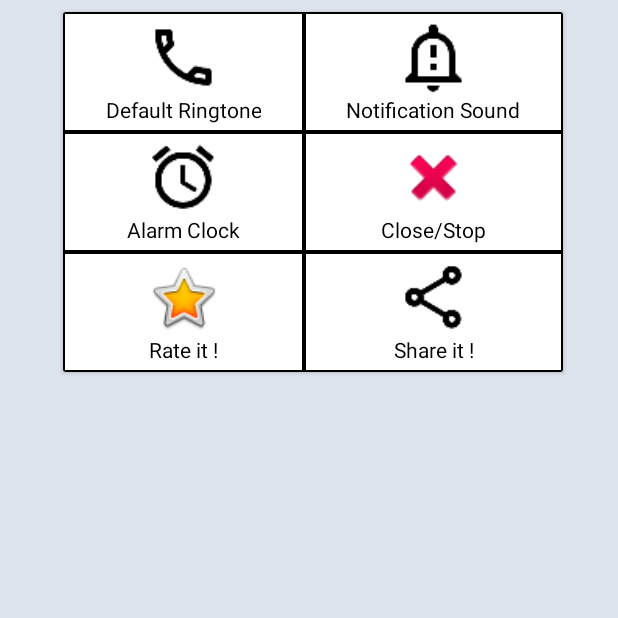
After one commit to sachin1kumar/NewRingtones2018, an Android app: the fragment SetRingtonFragment placed in its activity, on a phone screen of 412 x 824 dp, the top half of it. The commit adds this screen. Run offline under Robolectric (Android 15) with nearby library versions, the phone set to English and light mode, and no system bars; Roboto replaces fonts that are not available here; 1 statement that could not run was skipped.

Commit message:
Committing with ringtone set successfully..

```diff
--- a/app/src/main/AndroidManifest.xml
+++ b/app/src/main/AndroidManifest.xml
@@ -1,6 +1,8 @@
 <manifest xmlns:android="http://schemas.android.com/apk/res/android"
     package="com.ringtones.com.newringtones2018">
 
+    <uses-permission android:name="android.permission.WRITE_EXTERNAL_STORAGE"/>
+    <uses-permission android:name="android.permission.WRITE_SETTINGS" />
     <application
         android:allowBackup="true"
         android:icon="@mipmap/ic_launcher"
--- a/app/src/main/java/com/ringtones/com/newringtones2018/MainActivity.kt
+++ b/app/src/main/java/com/ringtones/com/newringtones2018/MainActivity.kt
@@ -4,8 +4,10 @@ import android.content.Context
 import android.os.Bundle
 import android.support.design.widget.TabLayout
 import android.support.v7.app.AppCompatActivity
+import android.support.v7.widget.LinearLayoutManager
 import android.support.v7.widget.RecyclerView
 import android.support.v7.widget.Toolbar
+import android.view.View
 
 class MainActivity : AppCompatActivity() {
 
@@ -13,8 +15,12 @@ class MainActivity : AppCompatActivity() {
     private var adapter: MyAdapter? = null
     private var context: Context? = null
     private var mTabLayout: TabLayout? = null
-    private var mNewsInStr: String? = ""
     private var recyclerView: RecyclerView? = null
+
+    //Add a list items in String
+    val listContent = arrayOf("apple_ring", "astronomia")
+    //Add a resource of music files in Array
+    val resID = intArrayOf(R.raw.apple_ring, R.raw.astronomia)
 
     override fun onCreate(savedInstanceState: Bundle?) {
         super.onCreate(savedInstanceState)
@@ -29,6 +35,14 @@ class MainActivity : AppCompatActivity() {
 
         recyclerView = findViewById(R.id.recyclerView)
         context = this
+
+        adapter = MyAdapter(context as MainActivity,listContent,resID, (context as MainActivity).supportFragmentManager)
+
+        var mLayoutManager: RecyclerView.LayoutManager = LinearLayoutManager(context)
+        recyclerView!!.layoutManager = mLayoutManager
+        recyclerView!!.itemAnimator
+        recyclerView!!.isNestedScrollingEnabled = false
+        recyclerView!!.adapter = adapter
     }
 
 
@@ -40,7 +54,6 @@ class MainActivity : AppCompatActivity() {
 
     override fun onBackPressed() {
         super.onBackPressed()
-        finishAffinity()
     }
 
 }
--- a/app/src/main/java/com/ringtones/com/newringtones2018/MyAdapter.kt
+++ b/app/src/main/java/com/ringtones/com/newringtones2018/MyAdapter.kt
@@ -1,46 +1,75 @@
 package com.ringtones.com.newringtones2018
 
-import android.arch.lifecycle.MutableLiveData
-import android.arch.lifecycle.ViewModel
 import android.content.Context
-import android.os.Handler
-import android.support.annotation.Nullable
 import android.support.v7.widget.RecyclerView
 import android.view.LayoutInflater
 import android.view.View
 import android.view.ViewGroup
 import android.widget.ImageView
 import android.widget.TextView
-import android.widget.Toast
-import java.text.SimpleDateFormat
-import java.util.*
+import android.media.MediaPlayer
+import android.support.v4.app.FragmentManager
+import android.view.View.VISIBLE
+import android.widget.ProgressBar
+
 
 /**
  * Created by sachin on 17/12/17.
  */
-class MyAdapter(var context: Context) :
+class MyAdapter(var context: Context, val listContent: Array<String>, val resID: IntArray, var fragManager: FragmentManager) :
         RecyclerView.Adapter<MyAdapter.ViewHolder>() {
+
+    //var mp: MediaPlayer? = MediaPlayer()
+    var playing:Boolean = false
+    var ringtones:Array<MediaPlayer>? = Array<MediaPlayer>(1, { MediaPlayer() } )
 
     override fun onCreateViewHolder(parent: ViewGroup, viewType: Int): ViewHolder {
         val v = LayoutInflater.from(parent?.context).inflate(R.layout.list, parent, false)
         return ViewHolder(v)
     }
 
-    var mFilteredList: List<String>? = null
-
-
     class ViewHolder(itemView: View) : RecyclerView.ViewHolder(itemView) {
-        var appTextView: TextView = itemView.findViewById(R.id.name)
-        var mBookmark: ImageView? = itemView.findViewById(R.id.play)
+        var ringtoneName: TextView? = itemView.findViewById(R.id.name)
+        var playBtn: ImageView? = itemView.findViewById(R.id.options)
     }
 
     override fun onBindViewHolder(holder: ViewHolder, position: Int) {
+        holder.ringtoneName!!.setText(listContent[position])
+
+
+        holder.playBtn!!.setOnClickListener(View.OnClickListener { v: View? ->
+
+            var mp: MediaPlayer = MediaPlayer.create(context, resID[position])
+
+            var setRingtone = SetRingtonFragment()
+
+      /*      if (!playing){
+                ringtones!!.set(0, mp)
+                holder.playBtn!!.setImageResource(R.drawable.baseline_stop_black_24)
+                mp!!.start()
+                playing=true
+            }
+            else{
+                var mp1:MediaPlayer = ringtones!!.get(0)
+                mp1!!.stop()// stops any current playing song
+                mp1!!.release()
+                holder.playBtn!!.setImageResource(android.R.drawable.ic_media_play)
+                playing=false
+            }*/
+
+            setRingtone.setMedia(mp,listContent[position])
+
+            fragManager
+                    .beginTransaction()
+                    .replace(R.id.content_frame, setRingtone, "ringtone")
+                    .addToBackStack(null)
+                    .commit()
+
+        })
     }
 
-
     override fun getItemCount(): Int {
-        return mFilteredList!!.size
+        return listContent!!.size
     }
 
-
 }
--- /dev/null
+++ b/app/src/main/res/drawable/cell_shape.xml
@@ -0,0 +1,7 @@
+<?xml version="1.0" encoding="utf-8"?>
+<shape
+    xmlns:android="http://schemas.android.com/apk/res/android"
+    android:shape= "rectangle"  >
+    <solid android:color="#ffffff"/>
+    <stroke android:width="1dp"  android:color="#000000"/>
+</shape>
--- a/app/src/main/res/layout/activity_main.xml
+++ b/app/src/main/res/layout/activity_main.xml
@@ -34,7 +34,7 @@
             android:layout_width="match_parent"
             android:layout_height="match_parent"
             android:clipToPadding="false"
-            android:background="@drawable/cardview"
+            android:background="#dee4ed"
             app:layout_behavior="@string/appbar_scrolling_view_behavior">
 
             <android.support.v7.widget.RecyclerView xmlns:android="http://schemas.android.com/apk/res/android"
--- /dev/null
+++ b/app/src/main/res/layout/set_ringtone.xml
@@ -0,0 +1,225 @@
+<?xml version="1.0" encoding="utf-8"?>
+<android.support.constraint.ConstraintLayout xmlns:android="http://schemas.android.com/apk/res/android"
+    xmlns:app="http://schemas.android.com/apk/res-auto"
+    android:layout_width="match_parent"
+    android:background="#dee4ed"
+    android:layout_height="match_parent">
+
+    <android.support.v7.widget.CardView
+        android:layout_width="333dp"
+        android:layout_height="wrap_content"
+        android:layout_marginBottom="88dp"
+        android:layout_marginEnd="8dp"
+        android:layout_marginStart="8dp"
+        android:layout_marginTop="8dp"
+        app:layout_constraintBottom_toBottomOf="parent"
+        app:layout_constraintEnd_toEndOf="parent"
+        app:layout_constraintHorizontal_bias="0.545"
+        app:layout_constraintStart_toStartOf="parent"
+        app:layout_constraintTop_toTopOf="parent"
+        app:layout_constraintVertical_bias="0.0">
+
+        <TableLayout xmlns:android="http://schemas.android.com/apk/res/android"
+            android:layout_width="match_parent"
+            android:layout_height="match_parent"
+            android:background="#ffffff"
+            android:shrinkColumns="*"
+            android:stretchColumns="*">
+
+
+            <!-- Row 2 with 2 columns -->
+
+
+            <TableRow
+                android:id="@+id/tableRow1"
+                android:layout_width="match_parent"
+                android:layout_height="wrap_content">
+
+                <LinearLayout
+                    android:id="@+id/call_ringtone"
+                    android:layout_width="wrap_content"
+                    android:layout_height="wrap_content"
+                    android:background="@drawable/cell_shape"
+                    android:layout_weight="1"
+                    android:orientation="vertical">
+
+                    <ImageView
+                        android:layout_marginTop="5dp"
+                        android:layout_width="50dp"
+                        android:layout_height="50dp"
+                        android:layout_gravity="center"
+                        android:src="@mipmap/outline_call_black_48dp"
+                        />
+
+                    <TextView
+                        android:layout_width="wrap_content"
+                        android:layout_height="wrap_content"
+                        android:textAlignment="center"
+                        android:layout_gravity="center"
+                        android:paddingBottom="5dp"
+                        android:textColor="@color/colorPrimaryDark"
+                        android:text="Default Ringtone"
+                        />
+
+                </LinearLayout>
+
+                <LinearLayout
+                    android:id="@+id/notification_ringtone"
+                    android:layout_width="wrap_content"
+                    android:layout_height="wrap_content"
+                    android:background="@drawable/cell_shape"
+                    android:layout_weight="1"
+                    android:orientation="vertical">
+
+                    <ImageView
+                        android:layout_marginTop="5dp"
+                        android:layout_width="50dp"
+                        android:layout_height="50dp"
+                        android:layout_gravity="center"
+                        android:background="@mipmap/outline_notification_important_black_48dp" />
+
+                    <TextView
+                        android:layout_width="wrap_content"
+                        android:layout_height="wrap_content"
+                        android:textAlignment="center"
+                        android:paddingBottom="5dp"
+                        android:layout_gravity="center"
+                        android:textColor="@color/colorPrimaryDark"
+                        android:text="Notification Sound"
+                        />
+
+                </LinearLayout>
+
+            </TableRow>
+
+            <!-- Row 2 with 2 columns -->
+
+
+            <TableRow
+                android:id="@+id/tableRow2"
+                android:layout_width="match_parent"
+                android:layout_height="wrap_content">
+
+                <LinearLayout
+                    android:id="@+id/alarm_ringtone"
+                    android:layout_width="wrap_content"
+                    android:layout_height="wrap_content"
+                    android:background="@drawable/cell_shape"
+                    android:layout_weight="1"
+                    android:orientation="vertical">
+
+                    <ImageView
+                        android:layout_width="50dp"
+                        android:layout_height="50dp"
+                        android:layout_gravity="center"
+                        android:layout_marginTop="5dp"
+                        android:background="@mipmap/outline_alarm_black_48dp" />
+
+                    <TextView
+                        android:layout_width="wrap_content"
+                        android:layout_height="wrap_content"
+                        android:textAlignment="center"
+                        android:layout_gravity="center"
+                        android:paddingBottom="5dp"
+                        android:textColor="@color/colorPrimaryDark"
+                        android:text="Alarm Clock"
+                        />
+
+                </LinearLayout>
+
+                <LinearLayout
+                    android:id="@+id/stop_ringtone"
+                    android:layout_width="wrap_content"
+                    android:layout_height="wrap_content"
+                    android:background="@drawable/cell_shape"
+                    android:layout_weight="1"
+                    android:orientation="vertical">
+
+                    <ImageView
+                        android:layout_width="50dp"
+                        android:layout_height="50dp"
+                        android:layout_gravity="center"
+                        android:layout_marginTop="5dp"
+                        android:background="@android:drawable/ic_delete" />
+
+                    <TextView
+                        android:layout_width="wrap_content"
+                        android:layout_height="wrap_content"
+                        android:textAlignment="center"
+                        android:paddingBottom="5dp"
+                        android:layout_gravity="center"
+                        android:textColor="@color/colorPrimaryDark"
+                        android:text="Close/Stop"
+                        />
+
+                </LinearLayout>
+
+            </TableRow>
+
+            <!-- Row 2 with 2 columns -->
+
+
+            <TableRow
+                android:id="@+id/tableRow3"
+                android:layout_width="match_parent"
+                android:layout_height="wrap_content">
+
+                <LinearLayout
+                    android:id="@+id/rate"
+                    android:layout_width="wrap_content"
+                    android:layout_height="wrap_content"
+                    android:background="@drawable/cell_shape"
+                    android:layout_weight="1"
+                    android:orientation="vertical">
+
+                    <ImageView
+                        android:layout_width="50dp"
+                        android:layout_height="50dp"
+                        android:layout_gravity="center"
+                        android:layout_marginTop="5dp"
+                        android:background="@android:drawable/btn_star_big_on" />
+
+                    <TextView
+                        android:layout_width="wrap_content"
+                        android:layout_height="wrap_content"
+                        android:textAlignment="center"
+                        android:layout_gravity="center"
+                        android:paddingBottom="5dp"
+                        android:textColor="@color/colorPrimaryDark"
+                        android:text="Rate it !"
+                        />
+
+                </LinearLayout>
+
+                <LinearLayout
+                    android:id="@+id/share"
+                    android:layout_width="wrap_content"
+                    android:layout_height="wrap_content"
+                    android:background="@drawable/cell_shape"
+                    android:layout_weight="1"
+                    android:orientation="vertical">
+
+                    <ImageView
+                        android:layout_width="50dp"
+                        android:layout_height="50dp"
+                        android:layout_gravity="center"
+                        android:layout_marginTop="5dp"
+                        android:background="@mipmap/outline_share_black_48dp" />
+
+                    <TextView
+                        android:layout_width="wrap_content"
+                        android:layout_height="wrap_content"
+                        android:textAlignment="center"
+                        android:paddingBottom="5dp"
+                        android:layout_gravity="center"
+                        android:textColor="@color/colorPrimaryDark"
+                        android:text="Share it !"
+                        />
+
+                </LinearLayout>
+
+            </TableRow>
+
+        </TableLayout>
+    </android.support.v7.widget.CardView>
+</android.support.constraint.ConstraintLayout>
```
Also changed, not shown: app/src/main/java/com/ringtones/com/newringtones2018/SetRingtonFragment.kt (added, +213 -0 lines), app/src/main/res/layout/list.xml (+1 -18 lines), app/src/main/res/drawable/cardview.jpg (deleted), app/src/main/res/mipmap-xxhdpi/outline_alarm_black_48dp.png (added), app/src/main/res/mipmap-xxhdpi/outline_call_black_48dp.png (added), app/src/main/res/mipmap-xxhdpi/outline_notification_important_black_48dp.png (added), app/src/main/res/mipmap-xxhdpi/outline_share_black_48dp.png (added), 2 other files.
